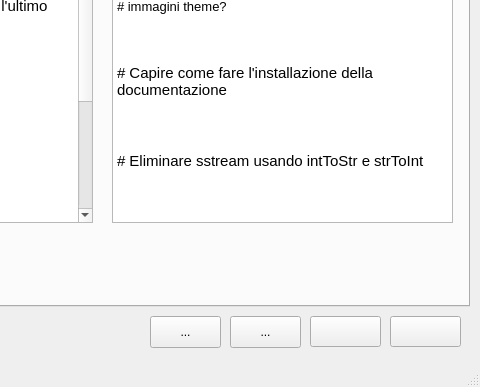
Before: the Qt Designer form amiga.ui in PSRAmiga/fs-uae, drawn with Qt 5; both pictures show x 420 to 900 and y 213 to 600 of the 900 by 600 pixel window.
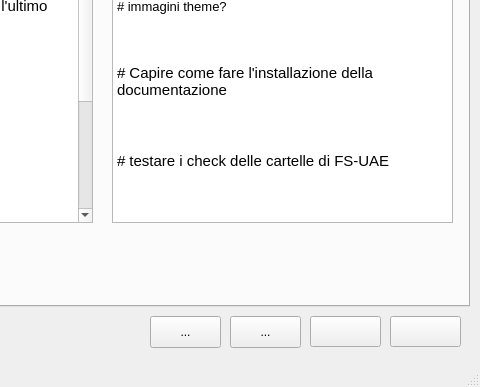
After: the same form once the commit is applied. The open tabs and pages were chosen to show the change. Icons and pictures are not drawn.

Commit message: Controllo esistenza cartelle FS-UAE

```diff
--- a/amiga.ui
+++ b/amiga.ui
@@ -6300,7 +6300,7 @@
 &lt;p style=&quot; margin-top:0px; margin-bottom:0px; margin-left:0px; margin-right:0px; -qt-block-indent:0; text-indent:0px;&quot;&gt;# Capire come fare l'installazione della documentazione&lt;/p&gt;
 &lt;p style=&quot;-qt-paragraph-type:empty; margin-top:0px; margin-bottom:0px; margin-left:0px; margin-right:0px; -qt-block-indent:0; text-indent:0px;&quot;&gt;&lt;/p&gt;
 &lt;p style=&quot; margin-top:0px; margin-bottom:0px; margin-left:0px; margin-right:0px; -qt-block-indent:0; text-indent:0px;&quot;&gt;&lt;br /&gt;&lt;/p&gt;
-&lt;p style=&quot; margin-top:0px; margin-bottom:0px; margin-left:0px; margin-right:0px; -qt-block-indent:0; text-indent:0px;&quot;&gt;# Eliminare sstream usando intToStr e strToInt&lt;/p&gt;&lt;/body&gt;&lt;/html&gt;</string>
+&lt;p style=&quot; margin-top:0px; margin-bottom:0px; margin-left:0px; margin-right:0px; -qt-block-indent:0; text-indent:0px;&quot;&gt;# testare i check delle cartelle di FS-UAE&lt;/p&gt;&lt;/body&gt;&lt;/html&gt;</string>
       </property>
      </widget>
     </widget>
```
Left out of the diff: 2 changed lines with no effect on the pictures. The commit also changes 3 other files.
